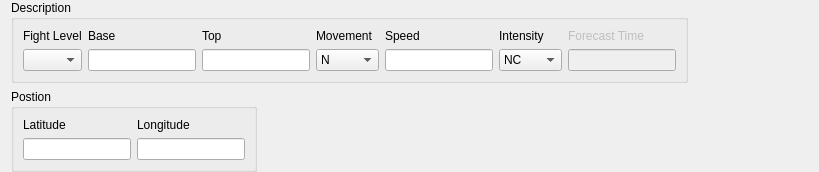
up1and/tafor, file tafor/components/ui/sigmet_ash.ui: the form before one commit.
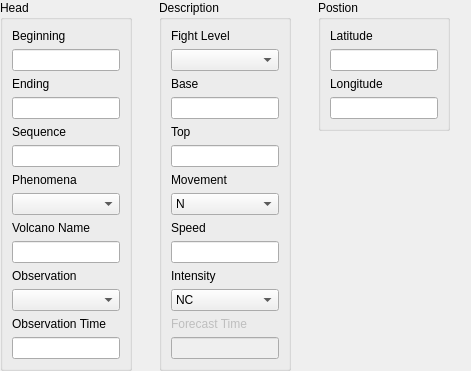
The form after the commit.

Commit message: 重构 SIGMET 编辑器布局

What changed in the file:
```diff
--- a/tafor/components/ui/sigmet_ash.ui
+++ b/tafor/components/ui/sigmet_ash.ui
@@ -6,21 +6,133 @@
    <rect>
     <x>0</x>
     <y>0</y>
-    <width>819</width>
-    <height>146</height>
+    <width>471</width>
+    <height>334</height>
    </rect>
   </property>
   <property name="windowTitle">
    <string notr="true">Sigmet</string>
   </property>
-  <layout class="QVBoxLayout" name="verticalLayout">
+  <layout class="QGridLayout" name="gridLayout">
+   <property name="leftMargin">
+    <number>0</number>
+   </property>
    <property name="topMargin">
     <number>0</number>
    </property>
+   <property name="rightMargin">
+    <number>0</number>
+   </property>
    <property name="bottomMargin">
     <number>0</number>
    </property>
-   <item>
+   <item row="0" column="0" alignment="Qt::AlignLeft|Qt::AlignTop">
+    <widget class="QGroupBox" name="headGroup">
+     <property name="sizePolicy">
+      <sizepolicy hsizetype="Fixed" vsizetype="Fixed">
+       <horstretch>0</horstretch>
+       <verstretch>0</verstretch>
+      </sizepolicy>
+     </property>
+     <property name="title">
+      <string>Head</string>
+     </property>
+     <layout class="QGridLayout" name="gridLayout_2">
+      <item row="1" column="0">
+       <widget class="QLineEdit" name="beginningTime"/>
+      </item>
+      <item row="4" column="0">
+       <widget class="QLabel" name="sequenceLabel">
+        <property name="text">
+         <string>Sequence</string>
+        </property>
+        <property name="buddy">
+         <cstring>sequence</cstring>
+        </property>
+       </widget>
+      </item>
+      <item row="11" column="0">
+       <widget class="QComboBox" name="observation"/>
+      </item>
+      <item row="7" column="0">
+       <widget class="QComboBox" name="phenomena"/>
+      </item>
+      <item row="10" column="0">
+       <widget class="QLabel" name="observationLabel">
+        <property name="text">
+         <string>Observation</string>
+        </property>
+        <property name="buddy">
+         <cstring>observation</cstring>
+        </property>
+       </widget>
+      </item>
+      <item row="8" column="0">
+       <widget class="QLabel" name="nameLabel">
+        <property name="text">
+         <string notr="true">Volcano Name</string>
+        </property>
+        <property name="buddy">
+         <cstring>name</cstring>
+        </property>
+       </widget>
+      </item>
+      <item row="6" column="0">
+       <widget class="QLabel" name="phenomenaLabel">
+        <property name="text">
+         <string>Phenomena</string>
+        </property>
+        <property name="buddy">
+         <cstring>phenomena</cstring>
+        </property>
+       </widget>
+      </item>
+      <item row="0" column="0">
+       <widget class="QLabel" name="beginningTimeLabel">
+        <property name="text">
+         <string>Beginning</string>
+        </property>
+        <property name="buddy">
+         <cstring>beginningTime</cstring>
+        </property>
+       </widget>
+      </item>
+      <item row="5" column="0">
+       <widget class="QLineEdit" name="sequence"/>
+      </item>
+      <item row="12" column="0">
+       <widget class="QLabel" name="observationTimeLabel">
+        <property name="text">
+         <string>Observation Time</string>
+        </property>
+        <property name="buddy">
+         <cstring>observationTime</cstring>
+        </property>
+       </widget>
+      </item>
+      <item row="3" column="0">
+       <widget class="QLineEdit" name="endingTime"/>
+      </item>
+      <item row="9" column="0">
+       <widget class="QLineEdit" name="name"/>
+      </item>
+      <item row="13" column="0">
+       <widget class="QLineEdit" name="observationTime"/>
+      </item>
+      <item row="2" column="0">
+       <widget class="QLabel" name="endingTimeLabel">
+        <property name="text">
+         <string>Ending</string>
+        </property>
+        <property name="buddy">
+         <cstring>endingTime</cstring>
+        </property>
+       </widget>
+      </item>
+     </layout>
+    </widget>
+   </item>
+   <item row="0" column="1" alignment="Qt::AlignLeft|Qt::AlignTop">
     <widget class="QGroupBox" name="descriptionGroup">
      <property name="sizePolicy">
       <sizepolicy hsizetype="Fixed" vsizetype="Fixed">
@@ -32,31 +144,26 @@
       <string>Description</string>
      </property>
      <layout class="QGridLayout" name="descriptionLayout">
-      <item row="1" column="2">
-       <widget class="QComboBox" name="level">
-        <item>
-         <property name="text">
-          <string notr="true"/>
-         </property>
-        </item>
-        <item>
-         <property name="text">
-          <string notr="true">SFC</string>
-         </property>
-        </item>
-       </widget>
-      </item>
-      <item row="1" column="8">
-       <widget class="QLineEdit" name="forecastTime">
-        <property name="enabled">
-         <bool>false</bool>
-        </property>
-       </widget>
-      </item>
-      <item row="1" column="4">
+      <item row="5" column="2">
        <widget class="QLineEdit" name="top"/>
       </item>
-      <item row="1" column="5">
+      <item row="9" column="2">
+       <widget class="QLineEdit" name="speed"/>
+      </item>
+      <item row="12" column="2">
+       <widget class="QLabel" name="forecastTimeLabel">
+        <property name="enabled">
+         <bool>false</bool>
+        </property>
+        <property name="text">
+         <string>Forecast Time</string>
+        </property>
+        <property name="buddy">
+         <cstring>forecastTime</cstring>
+        </property>
+       </widget>
+      </item>
+      <item row="7" column="2">
        <widget class="QComboBox" name="movement">
         <item>
          <property name="text">
@@ -145,39 +252,37 @@
         </item>
        </widget>
       </item>
-      <item row="1" column="7">
-       <widget class="QComboBox" name="intensityChange">
-        <item>
-         <property name="text">
-          <string notr="true">NC</string>
-         </property>
-        </item>
-        <item>
-         <property name="text">
-          <string notr="true">INTSF</string>
-         </property>
-        </item>
-        <item>
-         <property name="text">
-          <string notr="true">WKN</string>
-         </property>
-        </item>
+      <item row="6" column="2">
+       <widget class="QLabel" name="movementLabel">
+        <property name="text">
+         <string>Movement</string>
+        </property>
+        <property name="buddy">
+         <cstring>movement</cstring>
+        </property>
        </widget>
       </item>
-      <item row="0" column="8">
-       <widget class="QLabel" name="forecastTimeLabel">
-        <property name="enabled">
-         <bool>false</bool>
+      <item row="2" column="2">
+       <widget class="QLabel" name="baseLabel">
+        <property name="text">
+         <string>Base</string>
         </property>
+        <property name="buddy">
+         <cstring>base</cstring>
+        </property>
+       </widget>
+      </item>
+      <item row="4" column="2">
+       <widget class="QLabel" name="topLabel">
         <property name="text">
-         <string>Forecast Time</string>
+         <string>Top</string>
         </property>
+        <property name="buddy">
+         <cstring>top</cstring>
+        </property>
        </widget>
       </item>
-      <item row="1" column="6">
-       <widget class="QLineEdit" name="speed"/>
-      </item>
-      <item row="0" column="7">
+      <item row="10" column="2">
        <widget class="QLabel" name="intensityChangeLabel">
         <property name="text">
          <string>Intensity</string>
@@ -187,7 +292,7 @@
         </property>
        </widget>
       </item>
-      <item row="0" column="6">
+      <item row="8" column="2">
        <widget class="QLabel" name="speedLabel">
         <property name="text">
          <string>Speed</string>
@@ -197,14 +302,40 @@
         </property>
        </widget>
       </item>
-      <item row="0" column="3">
-       <widget class="QLabel" name="baseLabel">
-        <property name="text">
-         <string>Base</string>
-        </property>
-        <property name="buddy">
-         <cstring>base</cstring>
-        </property>
+      <item row="11" column="2">
+       <widget class="QComboBox" name="intensityChange">
+        <item>
+         <property name="text">
+          <string notr="true">NC</string>
+         </property>
+        </item>
+        <item>
+         <property name="text">
+          <string notr="true">INTSF</string>
+         </property>
+        </item>
+        <item>
+         <property name="text">
+          <string notr="true">WKN</string>
+         </property>
+        </item>
+       </widget>
+      </item>
+      <item row="3" column="2">
+       <widget class="QLineEdit" name="base"/>
+      </item>
+      <item row="1" column="2">
+       <widget class="QComboBox" name="level">
+        <item>
+         <property name="text">
+          <string notr="true"/>
+         </property>
+        </item>
+        <item>
+         <property name="text">
+          <string notr="true">SFC</string>
+         </property>
+        </item>
        </widget>
       </item>
       <item row="0" column="2">
@@ -217,36 +348,20 @@
         </property>
        </widget>
       </item>
-      <item row="0" column="5">
-       <widget class="QLabel" name="movementLabel">
-        <property name="text">
-         <string>Movement</string>
+      <item row="13" column="2">
+       <widget class="QLineEdit" name="forecastTime">
+        <property name="enabled">
+         <bool>false</bool>
         </property>
-        <property name="buddy">
-         <cstring>movement</cstring>
-        </property>
        </widget>
       </item>
-      <item row="0" column="4">
-       <widget class="QLabel" name="topLabel">
-        <property name="text">
-         <string>Top</string>
-        </property>
-        <property name="buddy">
-         <cstring>top</cstring>
-        </property>
-       </widget>
-      </item>
-      <item row="1" column="3">
-       <widget class="QLineEdit" name="base"/>
-      </item>
      </layout>
     </widget>
    </item>
-   <item>
+   <item row="0" column="2" alignment="Qt::AlignLeft|Qt::AlignTop">
     <widget class="QGroupBox" name="postionGroup">
      <property name="sizePolicy">
-      <sizepolicy hsizetype="Fixed" vsizetype="Preferred">
+      <sizepolicy hsizetype="Fixed" vsizetype="Fixed">
        <horstretch>0</horstretch>
        <verstretch>0</verstretch>
       </sizepolicy>
@@ -255,14 +370,14 @@
       <string>Postion</string>
      </property>
      <layout class="QGridLayout" name="gridLayout_3">
-      <item row="1" column="1">
-       <widget class="QLineEdit" name="currentLongitude"/>
-      </item>
-      <item row="0" column="1">
+      <item row="2" column="0">
        <widget class="QLabel" name="currentLongitudeLabel">
         <property name="text">
          <string>Longitude</string>
         </property>
+        <property name="buddy">
+         <cstring>currentLongitude</cstring>
+        </property>
        </widget>
       </item>
       <item row="1" column="0">
@@ -273,8 +388,14 @@
         <property name="text">
          <string>Latitude</string>
         </property>
+        <property name="buddy">
+         <cstring>currentLatitude</cstring>
+        </property>
        </widget>
       </item>
+      <item row="3" column="0">
+       <widget class="QLineEdit" name="currentLongitude"/>
+      </item>
      </layout>
     </widget>
    </item>
```
The commit also changes 30 other files.
